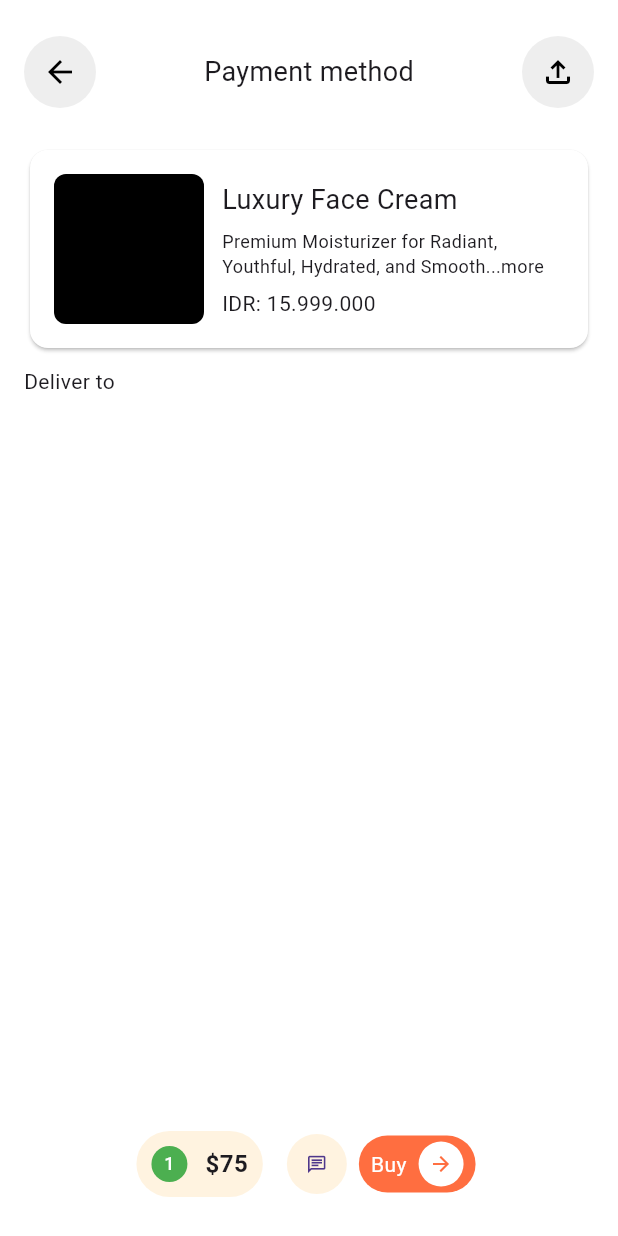
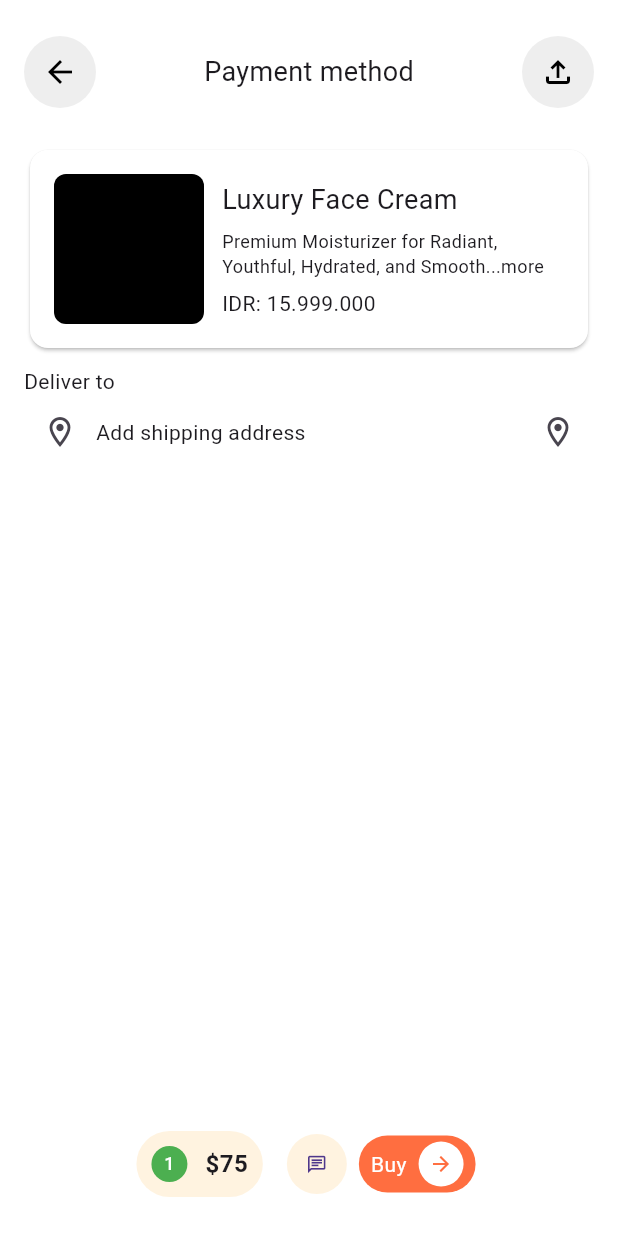
Before and after one commit to JAICHANGPARK/flutter_notebook_chapter_43, a Flutter app: the MarketplacePaymentMethodPage screen opened directly, on a phone screen of 412 x 824 dp. Run offline on Flutter 3.47's test engine with Material 3 defaults, Android fonts, the phone set to English and light mode, and no system bars; our stand-ins replace gap, hugeicons.

Commit message:
Update marketplace_payment_method_page.dart

```diff
--- a/lib/ep2168_marketplace_app/ui/marketplace_payment_method_page.dart
+++ b/lib/ep2168_marketplace_app/ui/marketplace_payment_method_page.dart
@@ -98,6 +98,21 @@ class _MarketplacePaymentMethodPageState extends State<MarketplacePaymentMethodP
                   Container(
                     decoration: ShapeDecoration(
                       shape: StadiumBorder(),
+                    ),
+                    child: Row(
+                      children: [
+                        IconButton(
+                          onPressed: () {},
+                          icon: Icon(Icons.location_on_outlined),
+                        ),
+                        Expanded(
+                          child: Text("Add shipping address"),
+                        ),
+                        IconButton(
+                          onPressed: () {},
+                          icon: Icon(Icons.location_on_outlined),
+                        ),
+                      ],
                     ),
                   )
                 ],
```
